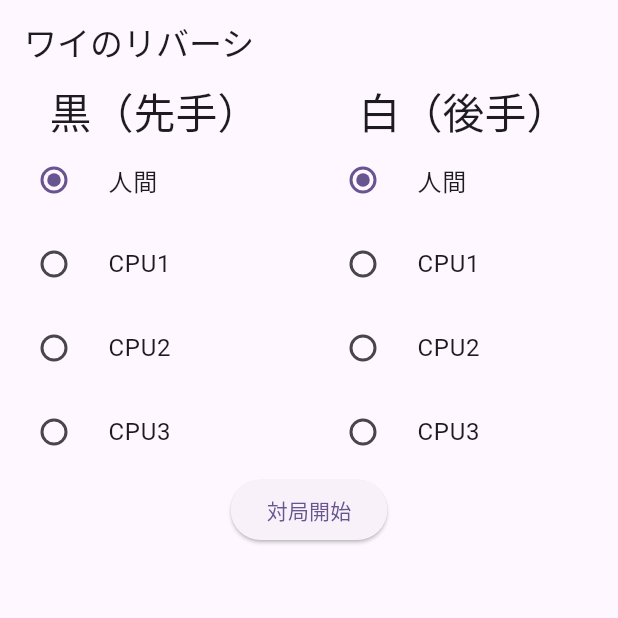
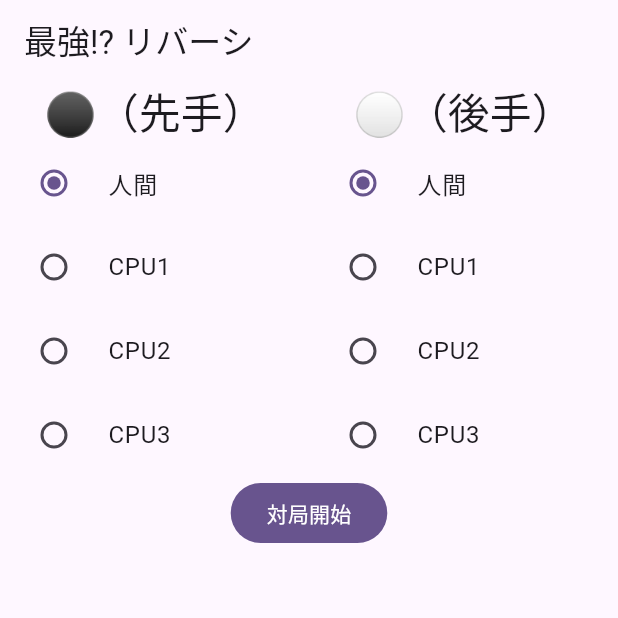
Before and after one commit to webarata3/flutter_reversi, a Flutter app: the screen it shows after launch, on a phone screen of 412 x 824 dp, the top half of it. Run offline on Flutter 3.47's test engine with Material 2 defaults, Android fonts, the light colour scheme and no system bars.

Commit message:
スタート画面の調整

```diff
--- a/lib/view/start_view.dart
+++ b/lib/view/start_view.dart
@@ -29,7 +29,7 @@ class _StartState extends State<StartPage> {
   Widget build(BuildContext context) {
     return Scaffold(
       appBar: AppBar(
-        title: const Text('ワイのリバーシ'),
+        title: const Text('最強!? リバーシ'),
       ),
       body: _getStartDisplay(),
     );
@@ -44,7 +44,7 @@ class _StartState extends State<StartPage> {
               child: Column(
                 children: [
                   Text(
-                    "黒（先手）",
+                    "⚫（先手）",
                     style: Theme.of(context).textTheme.headlineMedium,
                   ),
                   PlayerRadioListTile(
@@ -62,7 +62,7 @@ class _StartState extends State<StartPage> {
               child: Column(
                 children: [
                   Text(
-                    "白（後手）",
+                    "⚪（後手）",
                     style: Theme.of(context).textTheme.headlineMedium,
                   ),
                   PlayerRadioListTile(
@@ -78,7 +78,7 @@ class _StartState extends State<StartPage> {
             ),
           ],
         ),
-        ElevatedButton(
+        FilledButton(
           onPressed: () {
             Navigator.push(
               context,
```
Also changed, not shown: pubspec.lock, 1 other file.
